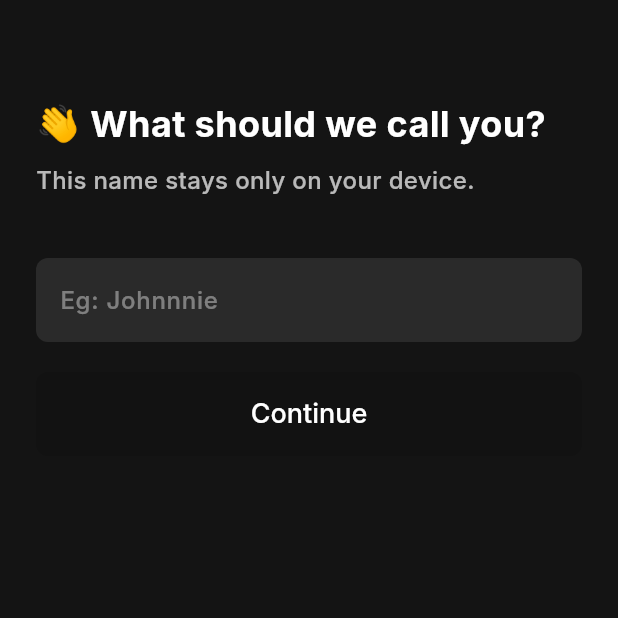
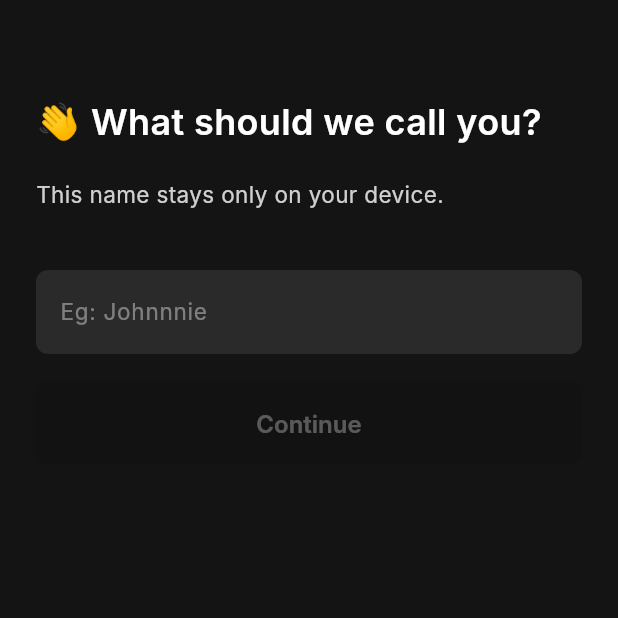
Before and after one commit to Sajinduglas/zybo_expense_manager, a Flutter app: the NicknamePage screen opened by its route, on a phone screen of 412 x 824 dp, the top half of it. Run offline on Flutter 3.47's test engine with Material 3 defaults, Android fonts, the phone set to English and light mode, and no system bars; our stand-ins replace dio, equatable, flutter_bloc, flutter_local_notifications, get_it, go_router and 5 more; accounts and stored records are empty; Roboto replaces fonts that are missing (Inter).

Commit message:
nickname completed  ui

```diff
--- a/lib/config/theme/app_colors.dart
+++ b/lib/config/theme/app_colors.dart
@@ -17,7 +17,10 @@ class AppColors {
 
   static const Color border = Color(0xFFDDDDDD);
   static const Color blue = Color(0xFF312ECB);
+
   static const Color onboardingBlue = Color(0xFF3B38D0);
   static const Color authBackground = Color(0xFF141414);
   static const Color authFieldBackground = Color(0xFF2A2A2A);
+  static const Color success = Color(0xFF34FF4C);
+  static const Color disabledButton = Color(0xFF262626);
 }
--- a/lib/config/theme/app_text_styles.dart
+++ b/lib/config/theme/app_text_styles.dart
@@ -85,4 +85,11 @@ class AppTextStyles {
     fontSize: 15.0,
     color: AppColors.white,
   );
+
+  static const TextStyle authButtonText = TextStyle(
+    fontFamily: fontFamily,
+    fontWeight: FontWeight.w600,
+    fontSize: 16.0,
+    color: AppColors.white,
+  );
 }
--- a/lib/features/auth/presentation/pages/nickname_page.dart
+++ b/lib/features/auth/presentation/pages/nickname_page.dart
@@ -1,6 +1,7 @@
 import 'package:flutter/material.dart';
 import 'package:flutter_bloc/flutter_bloc.dart';
 import 'package:go_router/go_router.dart';
+import '../../../../config/theme/app_colors.dart';
 import '../../../../config/router/route_names.dart';
 import '../../../../config/theme/app_text_styles.dart';
 import '../../../../di/injection.dart';
@@ -46,9 +47,9 @@ class _NicknamePageState extends State<NicknamePage> {
 
   @override
   Widget build(BuildContext context) {
-    const Color buttonColor = Color(0xFF3B38D0);
-    const Color inputBackground = Color(0xFF2A2A2A);
-    const Color background = Color(0xFF141414);
+    const Color buttonColor = AppColors.blue;
+    const Color inputBackground = AppColors.authFieldBackground;
+    const Color background = AppColors.authBackground;
 
     return BlocProvider(
       create: (context) => sl<AuthBloc>(),
@@ -74,19 +75,15 @@ class _NicknamePageState extends State<NicknamePage> {
                     crossAxisAlignment: CrossAxisAlignment.stretch,
                     children: [
                       const SizedBox(height: 32),
-                      Text(
-                        '👋 What should we call you?',
-                        style: AppTextStyles.title.copyWith(
-                          color: Colors.white,
-                          fontSize: 24,
-                          fontWeight: FontWeight.bold,
+                        Text(
+                          '👋 What should we call you?',
+                          style: AppTextStyles.authTitle,
                         ),
-                      ),
-                      const SizedBox(height: 8),
+                      const SizedBox(height: 20),
                       Text(
                         'This name stays only on your device.',
-                        style: AppTextStyles.body.copyWith(
-                          color: Colors.white.withValues(alpha: 0.7),
+                        style: AppTextStyles.authSubtitle.copyWith(
+                          color: AppColors.white.withValues(alpha: 0.8),
                         ),
                       ),
                       const SizedBox(height: 40),
@@ -101,11 +98,11 @@ class _NicknamePageState extends State<NicknamePage> {
                             Expanded(
                               child: TextField(
                                 controller: _nameController,
-                                style: AppTextStyles.body.copyWith(color: Colors.white),
+                                style: AppTextStyles.authBody15,
                                 decoration: InputDecoration(
                                   hintText: 'Eg: Johnnnie',
-                                  hintStyle: AppTextStyles.body.copyWith(
-                                    color: Colors.white.withValues(alpha: 0.4),
+                                  hintStyle: AppTextStyles.authBody15.copyWith(
+                                    color: AppColors.white.withValues(alpha: 0.4),
                                   ),
                                   border: InputBorder.none,
                                   enabledBorder: InputBorder.none,
@@ -116,17 +113,18 @@ class _NicknamePageState extends State<NicknamePage> {
                               ),
                             ),
                             if (_isValid)
-                              const Icon(Icons.check_circle, color: Color(0xFF4CAF50)),
+                              const Icon(Icons.check_circle, color: AppColors.success),
                           ],
                         ),
                       ),
-                      const SizedBox(height: 20),
+                      const SizedBox(height: 18),
                       ElevatedButton(
                         style: ElevatedButton.styleFrom(
                           backgroundColor: _isValid
                               ? buttonColor
-                              : buttonColor.withValues(alpha: 0.4),
+                              : AppColors.disabledButton,
                           minimumSize: const Size(double.infinity, 56),
+                          elevation: 0,
                           shape: RoundedRectangleBorder(borderRadius: BorderRadius.circular(8)),
                         ),
                         onPressed: (isLoading || !_isValid) ? null : () => _onContinue(context),
@@ -134,10 +132,16 @@ class _NicknamePageState extends State<NicknamePage> {
                             ? const SizedBox(
                                 height: 22,
                                 width: 22,
-                                child: CircularProgressIndicator(color: Colors.white, strokeWidth: 2),
+                                child: CircularProgressIndicator(color: AppColors.white, strokeWidth: 2),
                               )
-                            : Text('Continue',
-                                style: AppTextStyles.button.copyWith(color: Colors.white)),
+                            : Text(
+                                'Continue',
+                                style: AppTextStyles.authButtonText.copyWith(
+                                  color: _isValid
+                                      ? AppColors.white
+                                      : AppColors.white.withValues(alpha: 0.3),
+                                ),
+                              ),
                       ),
                     ],
                   ),
```
